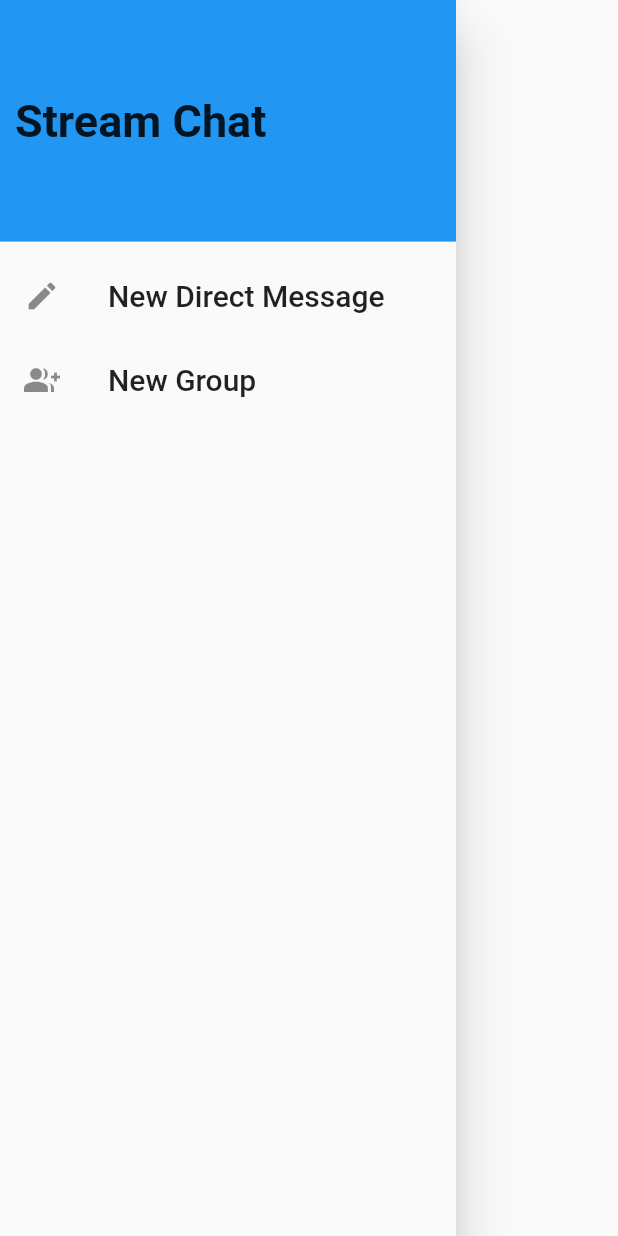
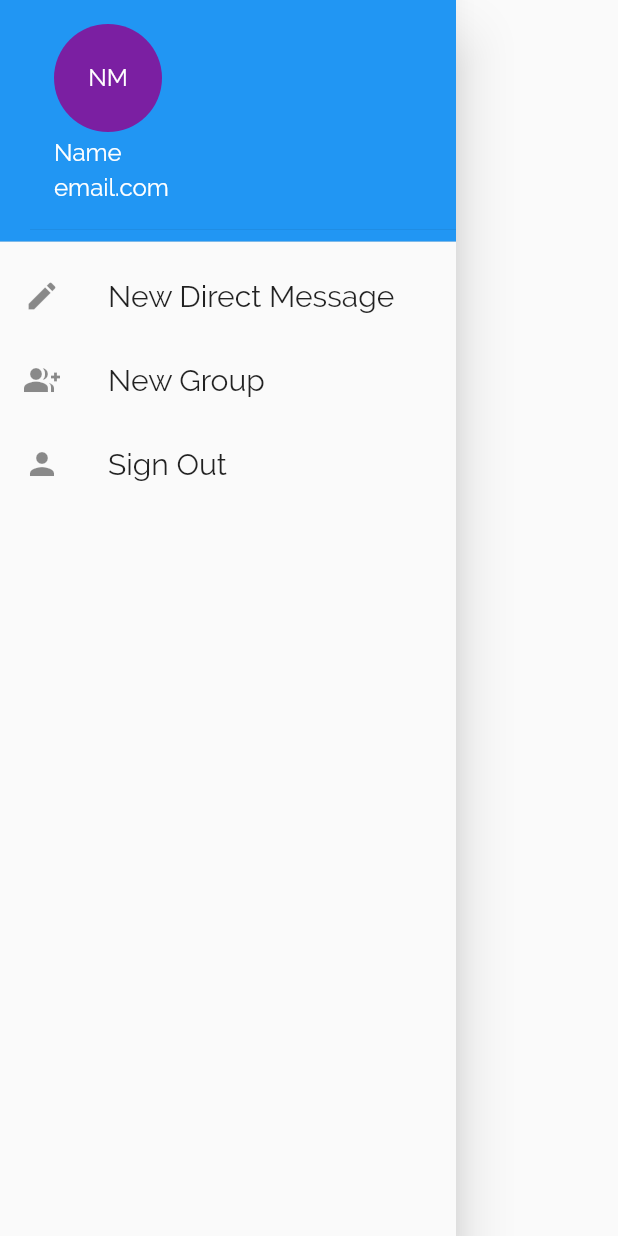
Before and after one commit to joshuadotillos/MobileStreamChat, a Flutter app: what drawer() shows on an empty page, opened directly, on a phone screen of 412 x 824 dp. Run offline on Flutter 3.47's test engine with Material 2 defaults, Android fonts, the phone set to English and light mode, and no system bars; our stand-ins replace cloud_firestore, firebase_auth, firebase_core; missing offline and left inert: flappy_search_bar; accounts and stored records are empty.

Commit message:
added personal chat changes and UI
Personal Chat and added a dummy message with users

```diff
--- /dev/null
+++ b/mobilestreamchat/lib/model/search.dart
@@ -0,0 +1,6 @@
+class Post {
+  final String title;
+  final String description;
+
+  Post(this.title, this.description);
+}
--- /dev/null
+++ b/mobilestreamchat/lib/model/userProfile.dart
@@ -0,0 +1,11 @@
+class User {
+  final int id;
+  final String name;
+  final String imageUrl;
+
+  User({
+    this.id,
+    this.name,
+    this.imageUrl,
+  });
+}
--- a/mobilestreamchat/lib/ui/home_view.dart
+++ b/mobilestreamchat/lib/ui/home_view.dart
@@ -19,7 +19,6 @@
 
 class _HomeViewState extends State<HomeView> {
   @override
-
   Widget build(BuildContext context) {
     String title() {
       if (selectBottomIndex == 0) {
@@ -39,10 +38,10 @@
     return Scaffold(
       drawer: drawer(context),
       appBar: AppBar(
-          title: Text(
-            title(),
-          ),
+        title: Text(
+          title(),
         ),
+      ),
       body: Center(
         child: (selectBottomIndex == 0) ? PersonalChat() : GroupChat(),
       ),
@@ -61,18 +60,34 @@
         DrawerHeader(
           padding: EdgeInsets.zero,
           child: Container(
-            color: Theme.of(context).accentColor,
+            color: Theme.of(context).primaryColor,
             child: Align(
               alignment: Alignment.centerLeft,
               child: Padding(
                 padding: const EdgeInsets.only(
-                  left: 10.0,
+                  left: 20,
                 ),
-                child: Text(
-                  'Stream Chat',
-                  style: TextStyle(
-                    fontSize: 30.0,
-                    fontWeight: FontWeight.bold,
+                child: UserAccountsDrawerHeader(
+                  accountEmail: FittedBox(
+                    child: Text(
+                      "email.com",
+                      style: TextStyle(fontSize: 16.0),
+                    ),
+                  ),
+                  accountName: FittedBox(
+                    child: Text(
+                      "Name",
+                      style: TextStyle(
+                        fontSize: 16.0,
+                      ),
+                    ),
+                  ),
+                  currentAccountPicture: CircleAvatar(
+                    backgroundColor: Theme.of(context).accentColor,
+                    child: Text(
+                      "NM",
+                      style: TextStyle(color: Colors.white),
+                    ),
                   ),
                 ),
               ),
@@ -101,6 +116,19 @@
                 context, MaterialPageRoute(builder: (context) => NewGroup()));
           },
         ),
+        Container(
+          child: Align(
+            alignment: FractionalOffset.bottomCenter,
+            child: ListTile(
+              leading: Icon(Icons.person),
+              title: Text(
+                'Sign Out',
+                style: Theme.of(context).textTheme.headline6,
+              ),
+              onTap: () {},
+            ),
+          ),
+        ),
       ],
     ),
   );
@@ -121,6 +149,8 @@
       ),
     ],
     currentIndex: bottomIndex,
+    selectedItemColor: Theme.of(context).primaryColor,
+    unselectedItemColor: Theme.of(context).accentColor,
     onTap: tap,
   );
 }
```
Also changed, not shown: mobilestreamchat/lib/main.dart (+24 -0 lines), mobilestreamchat/lib/model/messageDummy.dart (added, +137 -0 lines), mobilestreamchat/lib/ui/chat/personalChat.dart (+43 -4 lines), mobilestreamchat/pubspec.yaml (+20 -11 lines), mobilestreamchat/assets/fonts/Raleway-Black.ttf (added), mobilestreamchat/assets/fonts/Raleway-Bold.ttf (added), mobilestreamchat/assets/fonts/Raleway-Regular.ttf (added), mobilestreamchat/assets/fonts/RobotoCondensed-Bold.ttf (added), mobilestreamchat/assets/fonts/RobotoCondensed-Italic.ttf (added), mobilestreamchat/assets/fonts/RobotoCondensed-Light.ttf (added), mobilestreamchat/assets/fonts/RobotoCondensed-Regular.ttf (added), mobilestreamchat/lib/model/coin.dart (deleted), mobilestreamchat/pubspec.lock.
